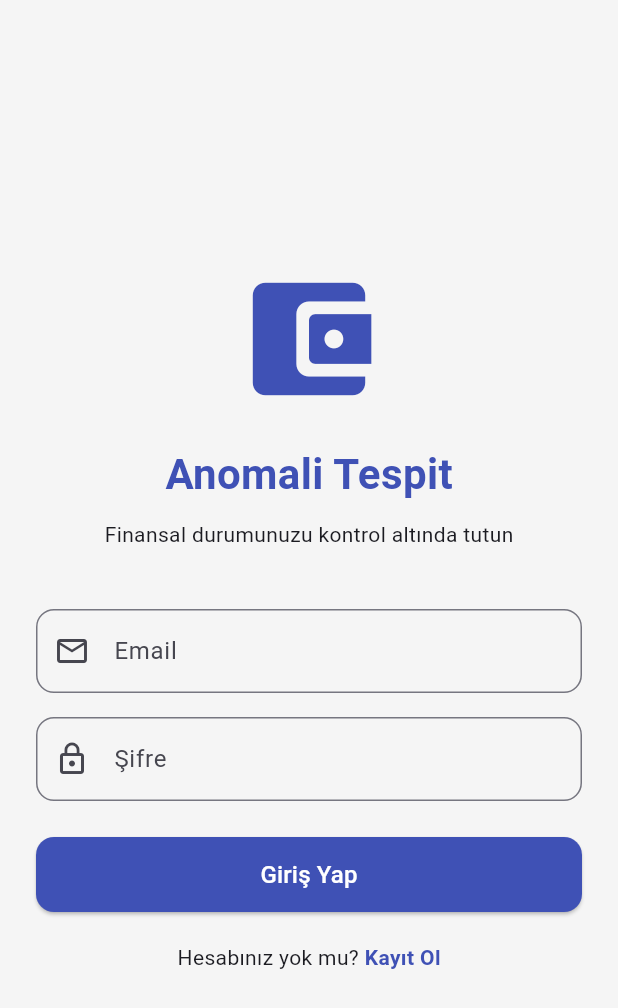
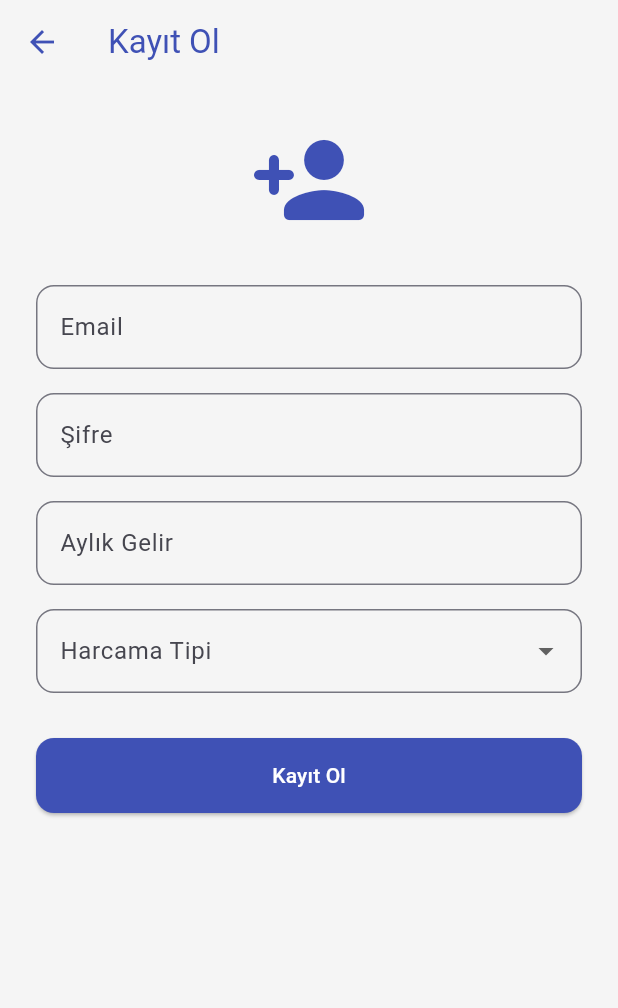
Before and after one commit to MelisaArslantas/Anomali_Projesi, a Flutter app: the screen it shows after launch, after a tap on "Kayıt Ol", on a phone screen of 412 x 824 dp. Shown: the top 1008 px of the screen. Run offline on Flutter 3.47's test engine with Material 3 defaults, Android fonts, the phone set to English and light mode, and no system bars; network calls fail.

Commit message:
Kayıt sayfası (RegisterScreen) eklendi ve ApiService güncellendi

```diff
--- a/anomali_mobil/lib/screens/login_screen.dart
+++ b/anomali_mobil/lib/screens/login_screen.dart
@@ -1,4 +1,7 @@
+import 'package:anomali_mobil/screens/register_screen.dart';
 import 'package:flutter/material.dart';
+
+
 
 class LoginScreen extends StatefulWidget {
   const LoginScreen({super.key});
@@ -95,7 +98,10 @@ class _LoginScreenState extends State<LoginScreen> {
                   const Text("Hesabınız yok mu? "),
                   GestureDetector(
                     onTap: () {
-                      // Şimdilik boş, Faz 2'de Register Screen'e gidecek
+                      Navigator.push(
+                        context,
+                         MaterialPageRoute(builder: (context) => RegisterScreen()),
+                      );
                     },
                     child: const Text(
                       "Kayıt Ol",
--- /dev/null
+++ b/anomali_mobil/lib/screens/register_screen.dart
@@ -0,0 +1,93 @@
+import 'package:flutter/material.dart';
+import '../services/api_service.dart';
+
+class RegisterScreen extends StatefulWidget {
+  const RegisterScreen({super.key});
+
+  @override
+  State<RegisterScreen> createState() => _RegisterScreenState();
+}
+
+class _RegisterScreenState extends State<RegisterScreen> {
+  final _emailController = TextEditingController();
+  final _passwordController = TextEditingController();
+  final _incomeController = TextEditingController();
+  final ApiService _apiService = ApiService();
+
+  String? _selectedExpenseType;
+  final List<String> _expenseTypes = ['Gıda', 'Ulaşım', 'Eğlence', 'Sağlık', 'Diğer'];
+
+  void _handleRegister() async {
+    // Kayıt mantığı buraya gelecek
+  }
+
+  @override
+  Widget build(BuildContext context) {
+    return Scaffold(
+      backgroundColor: Colors.grey[100],
+      appBar: AppBar(
+        backgroundColor: Colors.transparent,
+        elevation: 0,
+        iconTheme: const IconThemeData(color: Colors.indigo),
+        title: const Text("Kayıt Ol", style: TextStyle(color: Colors.indigo)),
+      ),
+      body: SingleChildScrollView(
+        padding: const EdgeInsets.all(24.0),
+        child: Column(
+          children: [
+            const Icon(Icons.person_add_rounded, size: 80, color: Colors.indigo),
+            const SizedBox(height: 30),
+            TextField(
+              controller: _emailController,
+              decoration: InputDecoration(
+                labelText: "Email",
+                border: OutlineInputBorder(borderRadius: BorderRadius.circular(12)),
+              ),
+            ),
+            const SizedBox(height: 16),
+            TextField(
+              controller: _passwordController,
+              obscureText: true,
+              decoration: InputDecoration(
+                labelText: "Şifre",
+                border: OutlineInputBorder(borderRadius: BorderRadius.circular(12)),
+              ),
+            ),
+            const SizedBox(height: 16),
+            TextField(
+              controller: _incomeController,
+              keyboardType: TextInputType.number,
+              decoration: InputDecoration(
+                labelText: "Aylık Gelir",
+                border: OutlineInputBorder(borderRadius: BorderRadius.circular(12)),
+              ),
+            ),
+            const SizedBox(height: 16),
+            DropdownButtonFormField<String>(
+              decoration: InputDecoration(
+                labelText: "Harcama Tipi",
+                border: OutlineInputBorder(borderRadius: BorderRadius.circular(12)),
+              ),
+              value: _selectedExpenseType,
+              items: _expenseTypes.map((type) => DropdownMenuItem(value: type, child: Text(type))).toList(),
+              onChanged: (val) => setState(() => _selectedExpenseType = val),
+            ),
+            const SizedBox(height: 30),
+            SizedBox(
+              width: double.infinity,
+              height: 50,
+              child: ElevatedButton(
+                onPressed: _handleRegister,
+                style: ElevatedButton.styleFrom(
+                  backgroundColor: Colors.indigo,
+                  shape: RoundedRectangleBorder(borderRadius: BorderRadius.circular(12)),
+                ),
+                child: const Text("Kayıt Ol", style: TextStyle(color: Colors.white)),
+              ),
+            ),
+          ],
+        ),
+      ),
+    );
+  }
+}
```
Also changed, not shown: anomali_mobil/lib/services/api_service.dart (+26 -30 lines).
